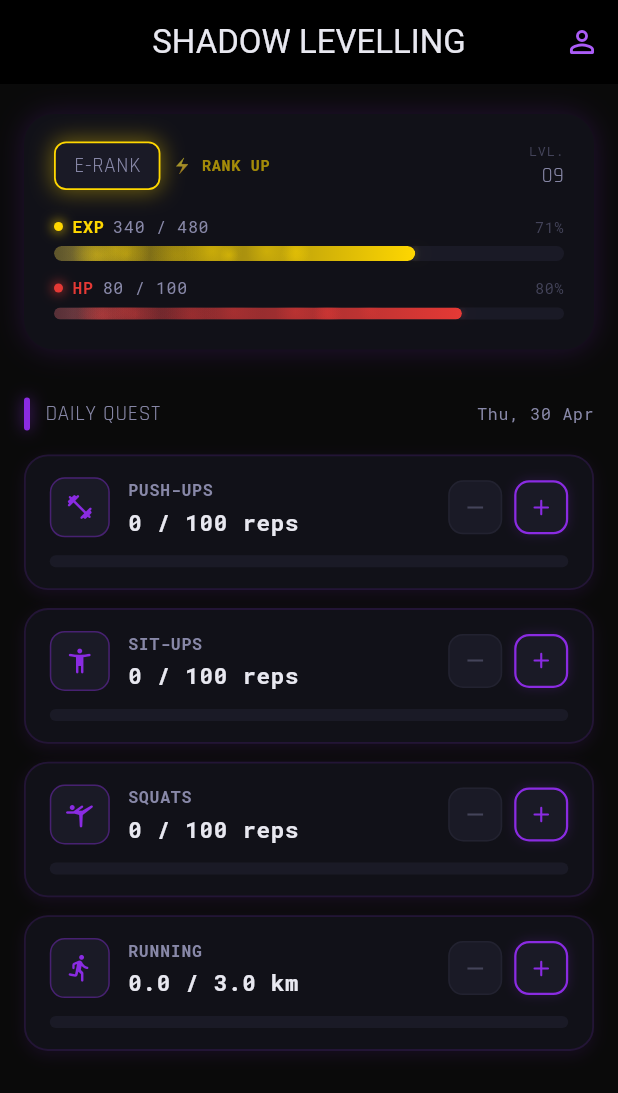
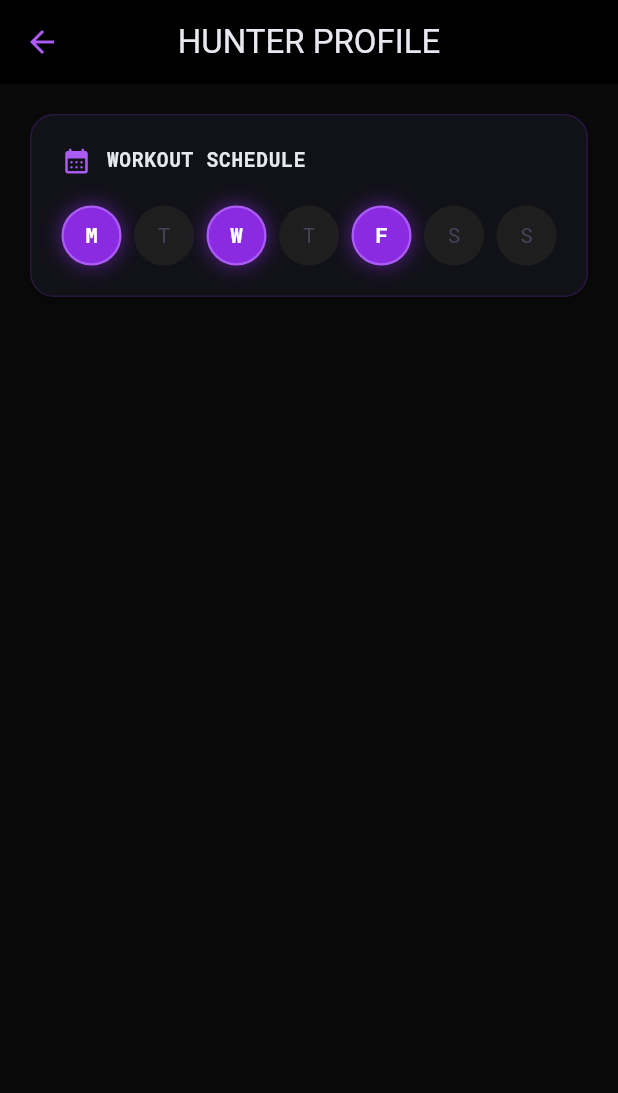
Before and after one commit to M1nkyLab/Solo-Levelling-App, a Flutter app: the screen it shows after launch, after a tap on the "person outline" icon, on a phone screen of 412 x 824 dp. Shown: the top 1093 px of the screen. Run offline on Flutter 3.47's test engine with Material 3 defaults, Android fonts, the phone set to English and light mode, and no system bars; our stand-ins replace flutter_riverpod, google_fonts; statements that could not run were skipped.

Commit message:
feat: implement Profile Schedule selection and Home Screen Countdown timer

```diff
--- /dev/null
+++ b/lib/logic/schedule_provider.dart
@@ -0,0 +1,18 @@
+import 'package:flutter_riverpod/flutter_riverpod.dart';
+
+class ScheduleNotifier extends StateNotifier<List<int>> {
+  ScheduleNotifier() : super([1, 3, 5]); // Default: Mon, Wed, Fri
+
+  void toggleDay(int day) {
+    if (state.contains(day)) {
+      state = state.where((d) => d != day).toList();
+    } else {
+      state = [...state, day]..sort();
+    }
+    // TODO: In the future, sync with Supabase here
+  }
+}
+
+final scheduleProvider = StateNotifierProvider<ScheduleNotifier, List<int>>((ref) {
+  return ScheduleNotifier();
+});
--- a/lib/screens/dashboard_screen.dart
+++ b/lib/screens/dashboard_screen.dart
@@ -8,6 +8,8 @@ import '../models/player.dart';
 import '../theme/app_theme.dart';
 import '../widgets/player_status_header.dart';
 import '../widgets/quest_tracker.dart';
+import '../widgets/daily_countdown_timer.dart';
+import 'profile_screen.dart';
 
 // ─────────────────────────────────────────────
 //  Dashboard Screen
@@ -96,7 +98,12 @@ class _DashboardScreenState extends ConsumerState<DashboardScreen>
         IconButton(
           icon: const Icon(Icons.person_outline_rounded,
               color: ShadowColors.amethystLight),
-          onPressed: () {},
+          onPressed: () {
+            Navigator.push(
+              context,
+              MaterialPageRoute(builder: (context) => const ProfileScreen()),
+            );
+          },
         ),
       ],
     );
@@ -117,6 +124,10 @@ class _DashboardScreenState extends ConsumerState<DashboardScreen>
       child: Column(
         crossAxisAlignment: CrossAxisAlignment.start,
         children: [
+          // ── Timer & Date Row ──
+          const Center(child: DailyCountdownTimer()),
+          const SizedBox(height: 24),
+
           // Section header
           Row(
             children: [
--- /dev/null
+++ b/lib/screens/profile_screen.dart
@@ -0,0 +1,109 @@
+import 'package:flutter/material.dart';
+import 'package:flutter_riverpod/flutter_riverpod.dart';
+import '../logic/schedule_provider.dart';
+import '../theme/app_theme.dart';
+
+class ProfileScreen extends ConsumerWidget {
+  const ProfileScreen({super.key});
+
+  @override
+  Widget build(BuildContext context, WidgetRef ref) {
+    return Scaffold(
+      backgroundColor: ShadowColors.voidDark,
+      appBar: AppBar(
+        backgroundColor: ShadowColors.obsidian,
+        title: Text('HUNTER PROFILE', style: ShadowTextTheme.headline(16)),
+        centerTitle: true,
+      ),
+      body: SingleChildScrollView(
+        padding: const EdgeInsets.all(20),
+        child: Column(
+          crossAxisAlignment: CrossAxisAlignment.start,
+          children: [
+            _buildScheduleCard(context, ref),
+            const SizedBox(height: 24),
+            // Add other profile sections here (Rank history, Gear, etc.)
+          ],
+        ),
+      ),
+    );
+  }
+
+  Widget _buildScheduleCard(BuildContext context, WidgetRef ref) {
+    final schedule = ref.watch(scheduleProvider);
+    final days = ['M', 'T', 'W', 'T', 'F', 'S', 'S'];
+
+    return Container(
+      padding: const EdgeInsets.all(20),
+      decoration: BoxDecoration(
+        color: ShadowColors.surface,
+        borderRadius: BorderRadius.circular(16),
+        border: Border.all(color: ShadowColors.amethyst.withOpacity(0.2)),
+        boxShadow: [
+          BoxShadow(
+            color: Colors.black.withOpacity(0.4),
+            blurRadius: 10,
+            offset: const Offset(0, 4),
+          ),
+        ],
+      ),
+      child: Column(
+        crossAxisAlignment: CrossAxisAlignment.start,
+        children: [
+          Row(
+            children: [
+              const Icon(Icons.calendar_month_rounded, color: ShadowColors.amethystLight, size: 20),
+              const SizedBox(width: 10),
+              Text(
+                'WORKOUT SCHEDULE',
+                style: ShadowTextTheme.mono(13, color: ShadowColors.textPrimary, weight: FontWeight.bold),
+              ),
+            ],
+          ),
+          const SizedBox(height: 20),
+          Row(
+            mainAxisAlignment: MainAxisAlignment.spaceBetween,
+            children: List.generate(7, (index) {
+              final dayNum = index + 1;
+              final isSelected = schedule.contains(dayNum);
+
+              return GestureDetector(
+                onTap: () => ref.read(scheduleProvider.notifier).toggleDay(dayNum),
+                child: AnimatedContainer(
+                  duration: const Duration(milliseconds: 200),
+                  width: 40,
+                  height: 40,
+                  decoration: BoxDecoration(
+                    shape: BoxShape.circle,
+                    color: isSelected ? ShadowColors.amethyst : const Color(0xFF1E1E1E),
+                    boxShadow: isSelected ? [
+                      BoxShadow(
+                        color: ShadowColors.amethyst.withOpacity(0.5),
+                        blurRadius: 10,
+                        spreadRadius: 1,
+                      )
+                    ] : [],
+                    border: Border.all(
+                      color: isSelected ? ShadowColors.amethystLight : Colors.transparent,
+                      width: 1.5,
+                    ),
+                  ),
+                  child: Center(
+                    child: Text(
+                      days[index],
+                      style: ShadowTextTheme.mono(
+                        14,
+                        color: isSelected ? Colors.white : ShadowColors.textDisabled,
+                        weight: isSelected ? FontWeight.bold : FontWeight.normal,
+                      ),
+                    ),
+                  ),
+                ),
+              );
+            }),
+          ),
+        ],
+      ),
+    );
+  }
+}
--- /dev/null
+++ b/lib/widgets/daily_countdown_timer.dart
@@ -0,0 +1,97 @@
+import 'dart:async';
+import 'package:flutter/material.dart';
+import '../theme/app_theme.dart';
+
+class DailyCountdownTimer extends StatefulWidget {
+  const DailyCountdownTimer({super.key});
+
+  @override
+  State<DailyCountdownTimer> createState() => _DailyCountdownTimerState();
+}
+
+class _DailyCountdownTimerState extends State<DailyCountdownTimer> {
+  late final Timer _timer;
+  late final ValueNotifier<Duration> _remainingTime;
+
+  @override
+  void initState() {
+    super.initState();
+    _remainingTime = ValueNotifier(_calculateTimeRemaining());
+    _timer = Timer.periodic(const Duration(seconds: 1), (_) => _tick());
+  }
+
+  Duration _calculateTimeRemaining() {
+    final now = DateTime.now();
+    final midnight = DateTime(now.year, now.month, now.day, 23, 59, 59);
+    final diff = midnight.difference(now);
+    return diff.isNegative ? Duration.zero : diff;
+  }
+
+  void _tick() {
+    final newRemaining = _calculateTimeRemaining();
+    _remainingTime.value = newRemaining;
+
+    if (newRemaining == Duration.zero) {
+      _executePenalty();
+    }
+  }
+
+  void _executePenalty() {
+    debugPrint('SYSTEM NOTIFICATION: DAILY QUEST FAILED. EXECUTING PENALTY...');
+    // TODO: Implement actual penalty logic (e.g., loss of XP, rank demotion)
+  }
+
+  @override
+  void dispose() {
+    _timer.cancel();
+    _remainingTime.dispose();
+    super.dispose();
+  }
+
+  String _formatDuration(Duration d) {
+    String twoDigits(int n) => n.toString().padLeft(2, '0');
+    final hh = twoDigits(d.inHours);
+    final mm = twoDigits(d.inMinutes.remainder(60));
+    final ss = twoDigits(d.inSeconds.remainder(60));
+    return '$hh : $mm : $ss';
+  }
+
+  @override
+  Widget build(BuildContext context) {
+    return ValueListenableBuilder<Duration>(
+      valueListenable: _remainingTime,
+      builder: (context, duration, child) {
+        return Container(
+          padding: const EdgeInsets.symmetric(horizontal: 16, vertical: 8),
+          decoration: BoxDecoration(
+            color: Colors.red.withOpacity(0.05),
+            borderRadius: BorderRadius.circular(8),
+            border: Border.all(color: Colors.red.withOpacity(0.2)),
+          ),
+          child: Row(
+            mainAxisSize: MainAxisSize.min,
+            children: [
+              const Icon(Icons.timer_outlined, color: Colors.redAccent, size: 14),
+              const SizedBox(width: 8),
+              Text(
+                'TIME REMAINING [ ${_formatDuration(duration)} ]',
+                style: ShadowTextTheme.mono(
+                  12,
+                  color: Colors.redAccent,
+                  weight: FontWeight.bold,
+                ).copyWith(
+                  shadows: [
+                    const Shadow(
+                      color: Colors.redAccent,
+                      blurRadius: 8,
+                    ),
+                  ],
+                ),
+              ),
+            ],
+          ),
+        );
+      },
+    );
+  }
+}
```
